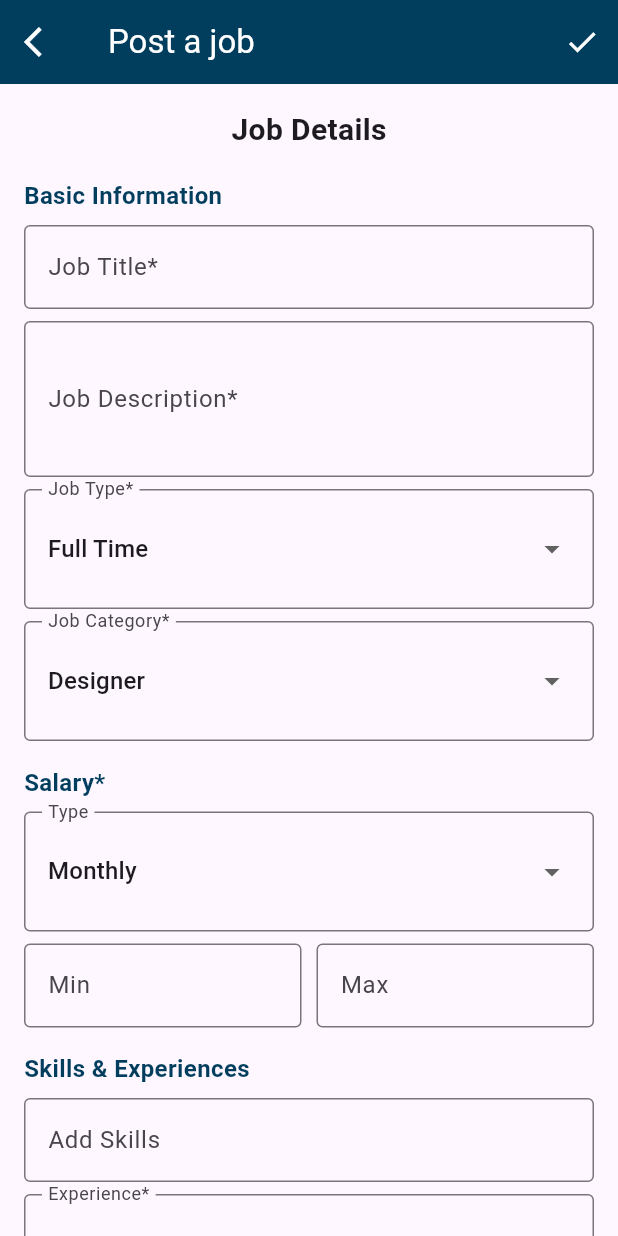
After one commit to mohannad00/Aspire-Hire, a Flutter app: the PostJob screen opened directly, on a phone screen of 412 x 824 dp. The commit adds this screen. Run offline on Flutter 3.47's test engine with Material 3 defaults, Android fonts, the phone set to English and light mode, and no system bars; our stand-ins replace dio, equatable, flutter_bloc, percent_indicator, shared_preferences, smooth_page_indicator; accounts and stored records are empty; Roboto replaces fonts that are missing (Poppins).

Commit message:
create post job screen

```diff
--- a/aspirehire/lib/features/home_screen/HomeCompany.dart
+++ b/aspirehire/lib/features/home_screen/HomeCompany.dart
@@ -3,6 +3,7 @@
 import 'package:aspirehire/core/components/ReusableComponent.dart';
 import 'package:aspirehire/features/choosing_role/ChoosingRole.dart';
 import 'package:aspirehire/features/job_post/CreatePost.dart';
+import 'package:aspirehire/features/job_post/PostJob.dart';
 import 'package:flutter/material.dart';
 import 'package:aspirehire/features/job_search/JobSearch.dart';
 import 'package:aspirehire/features/profile/ProfileScreen.dart';
@@ -58,7 +59,7 @@ class _HomeCompanyState extends State<HomeCompany> {
       onTap: () {
         Navigator.push(
           context,
-          MaterialPageRoute(builder: (context) => const CreatePost()),
+          MaterialPageRoute(builder: (context) => const PostJob()),
         );
       },
       child: Container(
@@ -70,7 +71,7 @@ class _HomeCompanyState extends State<HomeCompany> {
           borderRadius: BorderRadius.circular(16),
         ),
         child: Text(
-          "Write a post!",
+          "Post a job!",
           style: TextStyle(fontSize: 18, color: Colors.grey[600]),
         ),
       ),
--- /dev/null
+++ b/aspirehire/lib/features/job_post/PostJob.dart
@@ -0,0 +1,221 @@
+// ignore_for_file: file_names, library_private_types_in_public_api, prefer_const_constructors
+
+import 'package:aspirehire/core/components/ReusableComponent.dart';
+import 'package:aspirehire/features/home_screen/HomeCompany.dart';
+import 'package:flutter/material.dart';
+
+class PostJob extends StatefulWidget {
+  const PostJob({super.key});
+
+  @override
+  _PostJobState createState() => _PostJobState();
+}
+
+class _PostJobState extends State<PostJob> {
+  final TextEditingController _titleController = TextEditingController();
+  final TextEditingController _descriptionController = TextEditingController();
+  final TextEditingController _minSalaryController = TextEditingController();
+  final TextEditingController _maxSalaryController = TextEditingController();
+  final TextEditingController _addressController = TextEditingController();
+  final TextEditingController _skillsController = TextEditingController();
+
+  String jobType = 'Full Time';
+  String jobCategory = 'Designer';
+  String salaryType = 'Monthly';
+  String experienceLevel = 'Intermediate';
+  String country = 'Egypt';
+  String city = 'Cairo';
+
+  List<String> selectedSkills = [];
+  @override
+  Widget build(BuildContext context) {
+    return Scaffold(
+      appBar: AppBar(
+        backgroundColor: const Color(0xFF013E5D),
+        elevation: 0,
+        leading: IconButton(
+          icon: const Icon(
+            Icons.arrow_back_ios,
+            color: Colors.white,
+          ), // لون الأيقونة أبيض
+          onPressed: () {
+            Navigator.pushReplacement(
+              context,
+              MaterialPageRoute(builder: (context) => const HomeCompany()),
+            );
+          },
+        ),
+        title: const Text("Post a job", style: TextStyle(color: Colors.white)),
+        actions: [
+          IconButton(
+            icon: const Icon(Icons.check, color: Colors.white),
+            onPressed: () {},
+          ),
+        ],
+      ),
+      body: SingleChildScrollView(
+        padding: const EdgeInsets.all(16.0),
+        child: Column(
+          crossAxisAlignment: CrossAxisAlignment.start,
+          children: [
+            Center(
+              child: const Text(
+                'Job Details',
+                style: TextStyle(fontSize: 20, fontWeight: FontWeight.bold),
+              ),
+            ),
+            const SizedBox(height: 10),
+            _buildSectionTitle('Basic Information'),
+            _buildTextField('Job Title*', _titleController),
+            _buildTextField(
+              'Job Description*',
+              _descriptionController,
+              maxLines: 3,
+            ),
+            _buildDropdown(
+              'Job Type*',
+              ['Full Time', 'Part Time'],
+              jobType,
+              (val) => setState(() => jobType = val),
+            ),
+            _buildDropdown(
+              'Job Category*',
+              ['Designer', 'Developer','Engineer'],
+              jobCategory,
+              (val) => setState(() => jobCategory = val),
+            ),
+
+            _buildSectionTitle('Salary*'),
+            _buildDropdown(
+              'Type',
+              ['Monthly', 'Hourly'],
+              salaryType,
+              (val) => setState(() => salaryType = val),
+            ),
+            Row(
+              children: [
+                Expanded(child: _buildTextField('Min', _minSalaryController)),
+                const SizedBox(width: 10),
+                Expanded(child: _buildTextField('Max', _maxSalaryController)),
+              ],
+            ),
+
+            _buildSectionTitle('Skills & Experiences'),
+            _buildTextField(
+              'Add Skills',
+              _skillsController,
+              onSubmitted: (val) {
+                setState(() {
+                  selectedSkills.add(val);
+                  _skillsController.clear();
+                });
+              },
+            ),
+            Wrap(
+              children:
+                  selectedSkills
+                      .map((skill) => Chip(label: Text(skill)))
+                      .toList(),
+            ),
+            _buildDropdown(
+              'Experience*',
+              ['Beginner', 'Intermediate', 'Expert'],
+              experienceLevel,
+              (val) => setState(() => experienceLevel = val),
+            ),
+
+            _buildSectionTitle('Address & Location'),
+            _buildTextField('Address*', _addressController),
+            _buildDropdown(
+              'Country*',
+              ['Egypt', 'USA'],
+              country,
+              (val) => setState(() => country = val),
+            ),
+            _buildDropdown(
+              'City*',
+              ['Cairo', 'New York'],
+              city,
+              (val) => setState(() => city = val),
+            ),
+
+            const SizedBox(height: 20),
+            Center(
+              child: SizedBox(
+                  width: 103,
+                  height: 48,
+                  child: ReusableComponents.reusableButton(
+                    title: 'Post',
+                    fontSize: 15,
+                    backgroundColor: const Color(0xFF013E5D),
+                    textColor: Colors.white,
+                    onPressed: () {},
+                  ),
+                ),
+            ),
+          ],
+        ),
+      ),
+    );
+  }
+
+  Widget _buildSectionTitle(String title) {
+    return Padding(
+      padding: const EdgeInsets.symmetric(vertical: 8.0),
+      child: Text(
+        title,
+        style: const TextStyle(fontSize: 16, fontWeight: FontWeight.bold,color:  Color(0xFF013E5D),fontFamily: "Poppins" ),
+      ),
+    );
+  }
+
+  Widget _buildTextField(
+    String label,
+    TextEditingController controller, {
+    int maxLines = 1,
+    Function(String)? onSubmitted,
+  }) {
+    return Padding(
+      padding: const EdgeInsets.only(bottom: 8.0),
+      child: TextField(
+        controller: controller,
+        maxLines: maxLines,
+        decoration: InputDecoration(
+          labelText: label,
+          border: const OutlineInputBorder(),
+        ),
+        onSubmitted: onSubmitted,
+      ),
+    );
+  }
+
+  Widget _buildDropdown(
+    String label,
+    List<String> items,
+    String value,
+    Function(String) onChanged,
+  ) {
+    return Padding(
+      padding: const EdgeInsets.only(bottom: 8.0),
+      child: InputDecorator(
+        decoration: InputDecoration(
+          labelText: label,
+          border: const OutlineInputBorder(),
+        ),
+        child: DropdownButtonHideUnderline(
+          child: DropdownButton<String>(
+            value: value,
+            items:
+                items
+                    .map(
+                      (item) =>
+                          DropdownMenuItem(value: item, child: Text(item,style: TextStyle(fontFamily: "Poppins"),)),
+                    )
+                    .toList(),
+            onChanged: (val) => onChanged(val!),
+          ),
+        ),
+      ),
+    );
+  }
+}
```
